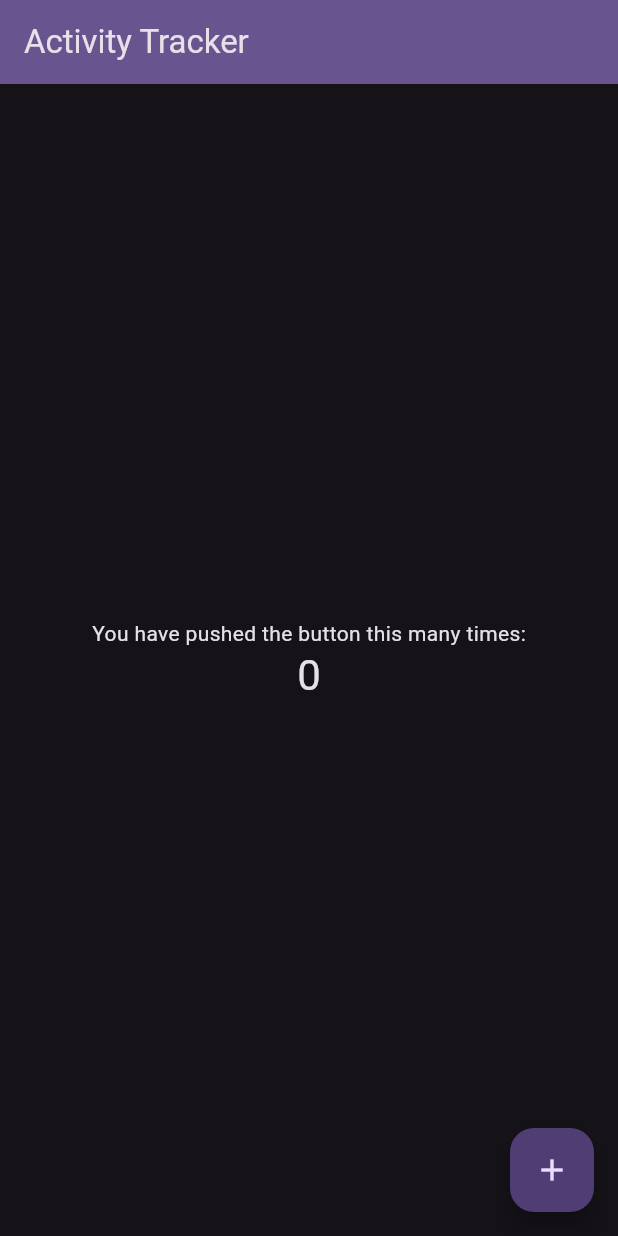
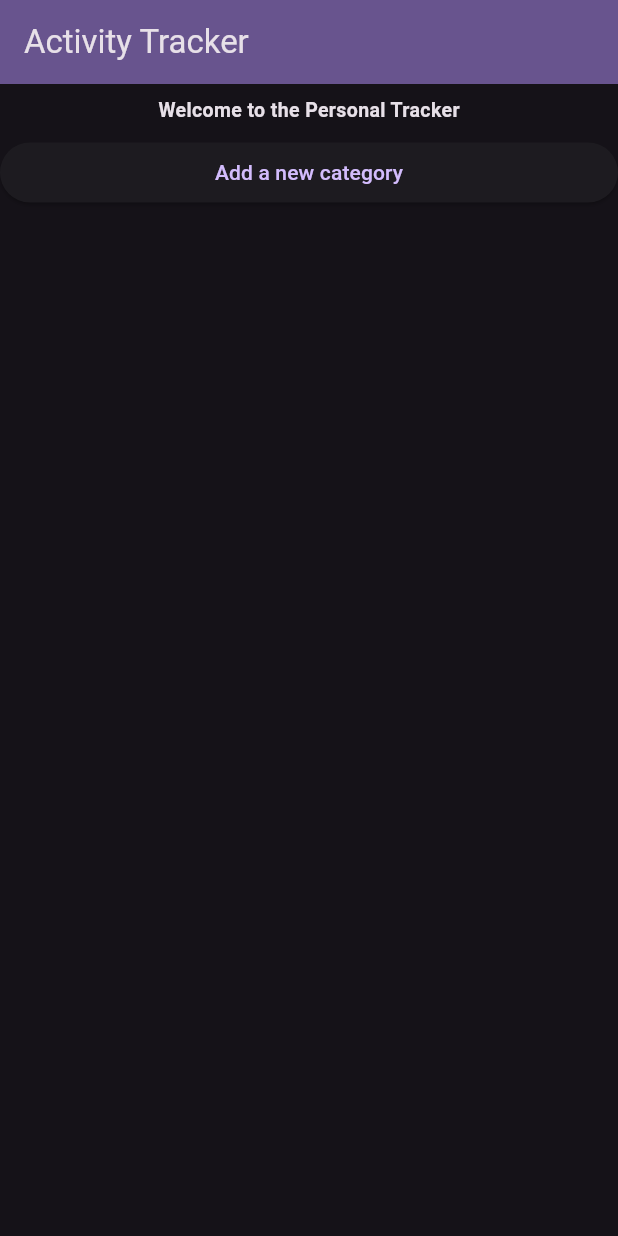
Before and after one commit to HaseebKahn365/inheritance_testing, a Flutter app: the screen it shows after launch, on a phone screen of 412 x 824 dp. Run offline on Flutter 3.47's test engine with Material 3 defaults, Android fonts, the phone set to English and light mode, and no system bars; our stand-ins replace flutter_riverpod.

Commit message:
added the category page

```diff
--- a/lib/main.dart
+++ b/lib/main.dart
@@ -1,5 +1,8 @@
+// ignore_for_file: prefer_const_constructors, prefer_const_literals_to_create_immutables
+
 import 'package:flutter/material.dart';
 import 'package:flutter_riverpod/flutter_riverpod.dart';
+import 'package:inheritance_testing/model.dart';
 
 /*
 Switching to inheritance:
@@ -28,6 +31,11 @@ void main() {
   );
 }
 
+//creating an instance of the parent class for state
+final parent = ChangeNotifierProvider<Parent>((ref) {
+  return Parent();
+});
+
 class MyApp extends StatelessWidget {
   const MyApp({super.key});
 
@@ -48,44 +56,137 @@ class MyApp extends StatelessWidget {
   }
 }
 
-class MyHomePage extends StatefulWidget {
+class MyHomePage extends ConsumerStatefulWidget {
   const MyHomePage({super.key, required this.title});
 
   final String title;
 
   @override
-  State<MyHomePage> createState() => _MyHomePageState();
+  _MyHomePageState createState() => _MyHomePageState();
 }
 
-class _MyHomePageState extends State<MyHomePage> {
-  int _counter = 0;
+class _MyHomePageState extends ConsumerState<MyHomePage> {
+  TextEditingController _categoryNameController = TextEditingController();
+  bool _isCountBased = true;
 
   @override
   Widget build(BuildContext context) {
+    final parentState = ref.watch(parent);
     return Scaffold(
       appBar: AppBar(
         backgroundColor: Theme.of(context).colorScheme.inversePrimary,
         title: Text(widget.title),
       ),
       body: Center(
-        child: Column(
-          mainAxisAlignment: MainAxisAlignment.center,
+        child: ListView(
           children: <Widget>[
-            const Text(
-              'You have pushed the button this many times:',
+            Align(
+              alignment: Alignment.center,
+              child: Padding(
+                padding: const EdgeInsets.all(8.0),
+                child: Text(
+                  'Welcome to the Personal Tracker',
+                  style: TextStyle(
+                    fontSize: 13,
+                    fontWeight: FontWeight.bold,
+                  ),
+                ),
+              ),
             ),
-            Text(
-              '$_counter',
-              style: Theme.of(context).textTheme.headlineMedium,
+            ElevatedButton(
+              onPressed: () {
+                showDialog(
+                  context: context,
+                  builder: (BuildContext context) {
+                    return StatefulBuilder(
+                      builder: (context, setState) {
+                        return AlertDialog(
+                          title: Text('Add a new category'),
+                          content: Column(
+                            mainAxisSize: MainAxisSize.min,
+                            children: <Widget>[
+                              TextField(
+                                decoration: InputDecoration(
+                                  labelText: 'Category Name',
+                                ),
+                                controller: _categoryNameController,
+                              ),
+                              Column(
+                                children: <Widget>[
+                                  Row(
+                                    children: [
+                                      Text('Count Based'),
+                                      Radio(
+                                        value: true,
+                                        groupValue: _isCountBased,
+                                        onChanged: (bool? value) {
+                                          setState(() {
+                                            _isCountBased = true;
+                                          });
+                                        },
+                                      ),
+                                    ],
+                                  ),
+                                  Row(
+                                    children: [
+                                      Text('Time Based'),
+                                      Radio(
+                                        value: false,
+                                        groupValue: _isCountBased,
+                                        onChanged: (bool? value) {
+                                          setState(() {
+                                            _isCountBased = false;
+                                          });
+                                        },
+                                      ),
+                                    ],
+                                  ),
+                                ],
+                              ),
+                            ],
+                          ),
+                          actions: <Widget>[
+                            ElevatedButton(
+                              onPressed: () {
+                                //create acitivity object and add to the list
+                                parentState.addToCategoryList(
+                                  Category(
+                                    cName: _categoryNameController.text,
+                                    isCountBased: _isCountBased,
+                                    cCreatedOn: DateTime.now(),
+                                  ),
+                                );
+
+                                Navigator.of(context).pop();
+                              },
+                              child: Text('Add'),
+                            ),
+                          ],
+                        );
+                      },
+                    );
+                  },
+                );
+              },
+              child: Text('Add a new category'),
+            ),
+
+            //using ... operator and cards to display the list of categories
+            ...parentState.categoryList.map(
+              (category) {
+                return Card(
+                  child: ListTile(
+                    title: Text(category.cName),
+                    subtitle: Text(
+                      category.isCountBased ? 'Count Based' : 'Time Based',
+                    ),
+                  ),
+                );
+              },
             ),
           ],
         ),
       ),
-      floatingActionButton: FloatingActionButton(
-        onPressed: () {},
-        tooltip: 'Increment',
-        child: const Icon(Icons.add),
-      ),
     );
   }
 }
```
